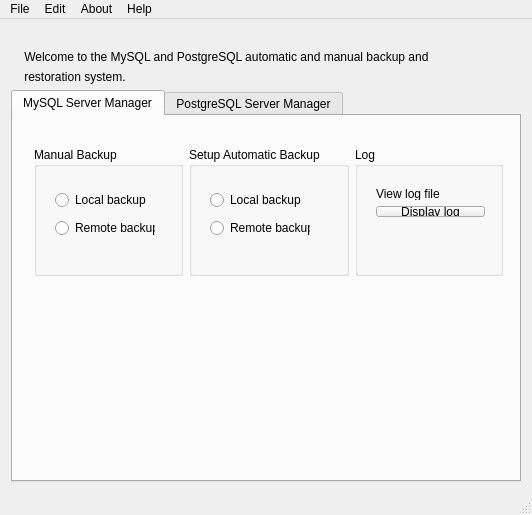
First picture: the form in mainwindow.ui, repository tonycool7/masters_diploma, before the edit.
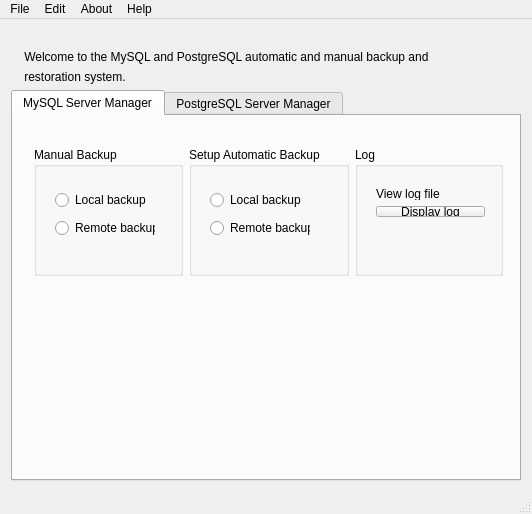
Second picture: the form after the edit. The open tabs and pages were chosen to show the change. Icons and pictures are not drawn.

Diff of the .ui file:
```diff
--- a/mainwindow.ui
+++ b/mainwindow.ui
@@ -7,7 +7,7 @@
     <x>0</x>
     <y>0</y>
     <width>532</width>
-    <height>515</height>
+    <height>514</height>
    </rect>
   </property>
   <property name="windowTitle">
```
Left out of the diff: 14 changed lines with no effect on the pictures.
